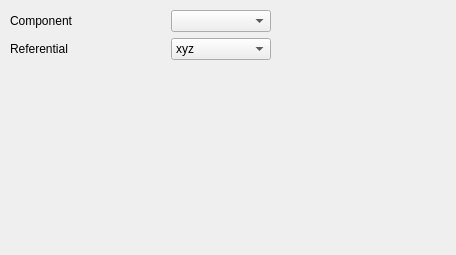
Above: SciDataTool/GUI/WVectorSelector/WVectorSelector.ui from Eomys/SciDataTool before the change. Below: the same form after it.
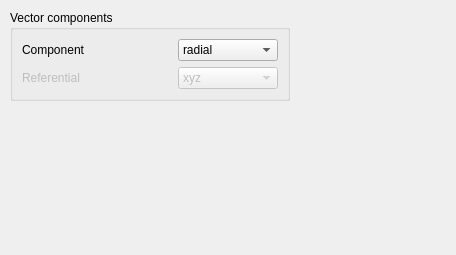
That is the form after the change.

Commit message: [NF] : Making the different part of the UI lined up, adding the handling of the VectorField components and optimizing the use of plot_3D_Data and plot_2D_Data.

What changed in the file:
```diff
--- a/SciDataTool/GUI/WVectorSelector/WVectorSelector.ui
+++ b/SciDataTool/GUI/WVectorSelector/WVectorSelector.ui
@@ -13,18 +13,47 @@
   <property name="windowTitle">
    <string>WVectorSelector</string>
   </property>
-  <widget class="QWidget" name="layoutWidget">
+  <widget class="QGroupBox" name="g_vector_comp">
    <property name="geometry">
     <rect>
      <x>10</x>
      <y>10</y>
-     <width>261</width>
-     <height>51</height>
+     <width>280</width>
+     <height>91</height>
     </rect>
    </property>
+   <property name="sizePolicy">
+    <sizepolicy hsizetype="Fixed" vsizetype="Preferred">
+     <horstretch>0</horstretch>
+     <verstretch>0</verstretch>
+    </sizepolicy>
+   </property>
+   <property name="minimumSize">
+    <size>
+     <width>280</width>
+     <height>90</height>
+    </size>
+   </property>
+   <property name="maximumSize">
+    <size>
+     <width>280</width>
+     <height>16777215</height>
+    </size>
+   </property>
+   <property name="title">
+    <string>Vector components</string>
+   </property>
+   <layout class="QVBoxLayout" name="verticalLayout">
+    <item>
    <layout class="QGridLayout" name="gridLayout">
     <item row="0" column="0">
      <widget class="QLabel" name="in_component">
+        <property name="minimumSize">
+         <size>
+          <width>0</width>
+          <height>21</height>
+         </size>
+        </property>
       <property name="text">
        <string>Component</string>
       </property>
@@ -38,16 +67,67 @@
         <verstretch>0</verstretch>
        </sizepolicy>
       </property>
+        <property name="minimumSize">
+         <size>
+          <width>0</width>
+          <height>21</height>
+         </size>
+        </property>
       <property name="maximumSize">
        <size>
         <width>100</width>
         <height>16777215</height>
        </size>
       </property>
+        <property name="font">
+         <font>
+          <weight>50</weight>
+          <bold>false</bold>
+         </font>
+        </property>
+        <item>
+         <property name="text">
+          <string>radial</string>
+         </property>
+        </item>
+        <item>
+         <property name="text">
+          <string>tangential</string>
+         </property>
+        </item>
+        <item>
+         <property name="text">
+          <string>axial</string>
+         </property>
+        </item>
+        <item>
+         <property name="text">
+          <string>comp_x</string>
+         </property>
+        </item>
+        <item>
+         <property name="text">
+          <string>comp_y</string>
+         </property>
+        </item>
+        <item>
+         <property name="text">
+          <string>comp_z</string>
+         </property>
+        </item>
      </widget>
     </item>
     <item row="1" column="0">
      <widget class="QLabel" name="in_referential">
+        <property name="enabled">
+         <bool>false</bool>
+        </property>
+        <property name="minimumSize">
+         <size>
+          <width>0</width>
+          <height>21</height>
+         </size>
+        </property>
       <property name="text">
        <string>Referential</string>
       </property>
@@ -55,6 +135,9 @@
     </item>
     <item row="1" column="1">
      <widget class="QComboBox" name="c_referential">
+        <property name="enabled">
+         <bool>false</bool>
+        </property>
       <property name="sizePolicy">
        <sizepolicy hsizetype="Minimum" vsizetype="Fixed">
         <horstretch>0</horstretch>
@@ -64,7 +147,7 @@
       <property name="minimumSize">
        <size>
         <width>100</width>
-        <height>0</height>
+          <height>21</height>
        </size>
       </property>
       <item>
@@ -78,6 +161,8 @@
        </property>
       </item>
      </widget>
+      </item>
+     </layout>
     </item>
    </layout>
   </widget>
```
Lines whose indentation alone changed are shown as unchanged. The commit also changes 16 other files.
